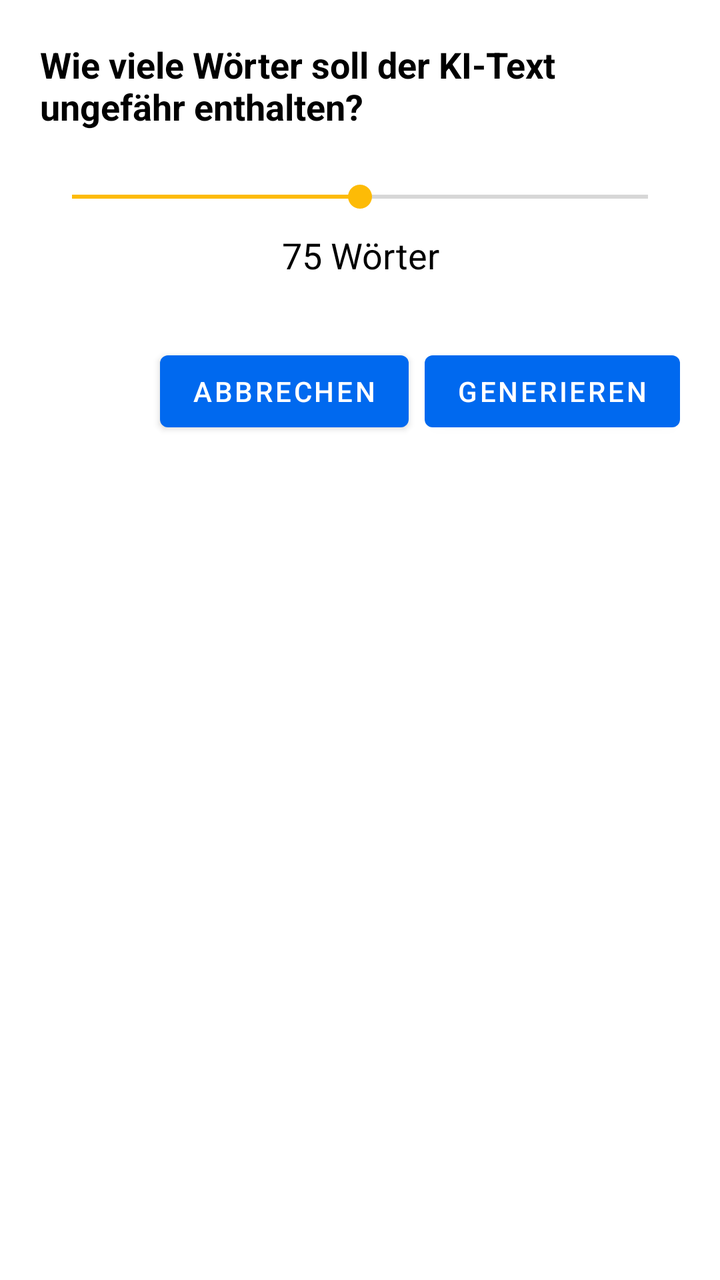
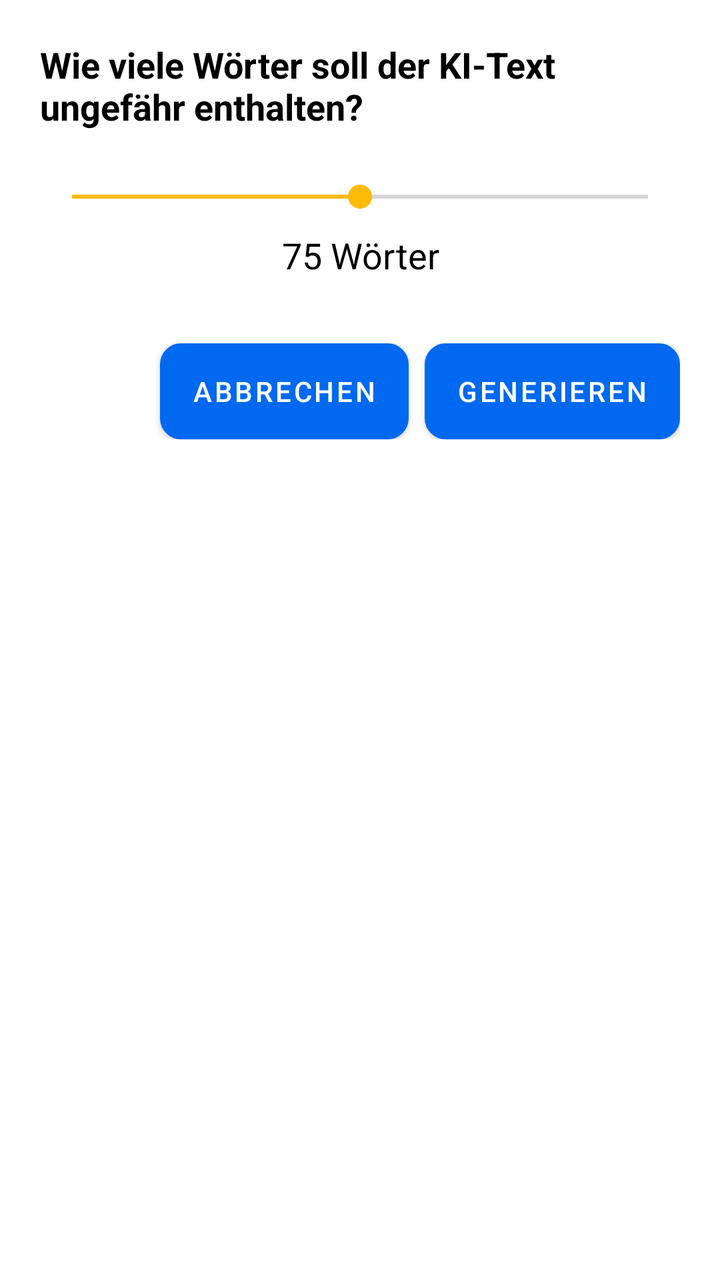

Before-and-after screenshots of an Android layout around one commit, followed by the original layout XML and the change that was made.
<!-- AndroidManifest.xml: application theme Theme.Kennzeichenerkennung -->
<!-- res/layout/dialog_wordcount_picker.xml -->
<?xml version="1.0" encoding="utf-8"?>
<LinearLayout xmlns:android="http://schemas.android.com/apk/res/android"
    android:id="@+id/dialog_root"
    android:layout_width="match_parent"
    android:layout_height="wrap_content"
    android:background="@drawable/dialog_background"
    android:orientation="vertical"
    android:padding="20dp">

    <TextView
        android:id="@+id/dialog_title"
        android:layout_width="match_parent"
        android:layout_height="wrap_content"
        android:paddingBottom="24dp"
        android:text="Wie viele Wörter soll der KI-Text ungefähr enthalten?"
        android:textAppearance="?android:attr/textAppearanceMedium"
        android:textColor="?attr/colorTextNormal"
        android:textStyle="bold" />

    <SeekBar
        android:id="@+id/wordcount_slider"
        android:layout_width="match_parent"
        android:layout_height="wrap_content"
        android:max="4"
        android:progress="2" />

    <TextView
        android:id="@+id/wordcount_display"
        android:layout_width="match_parent"
        android:layout_height="wrap_content"
        android:gravity="center_horizontal"
        android:paddingTop="8dp"
        android:text="75 Wörter"
        android:textSize="18sp"
        android:textColor="?attr/colorTextNormal" />

    <LinearLayout
        android:layout_width="match_parent"
        android:layout_height="wrap_content"
        android:layout_marginTop="32dp"
        android:gravity="end"
        android:orientation="horizontal">

        <Button
            android:id="@+id/cancel_button"
            android:layout_width="wrap_content"
            android:layout_height="wrap_content"
            android:text="Abbrechen"
            android:textColor="@color/white" />

        <Button
            android:id="@+id/generate_button"
            android:layout_width="wrap_content"
            android:layout_height="wrap_content"
            android:layout_marginStart="8dp"
            android:text="Generieren"
            android:textColor="@color/white" />
    </LinearLayout>
</LinearLayout>
<!-- resources referenced by this layout -->
<resources>
  <color name="white">#FFFFFFFF</color>
  <!-- drawable dialog_background (drawable) -->
  <shape xmlns:android="http://schemas.android.com/apk/res/android" android:shape="rectangle">
      <solid android:color="?attr/dialog_background"/> 
      <corners android:radius="28dp" />
      <padding
          android:bottom="4dp"
          android:left="8dp"
          android:right="8dp"
          android:top="4dp" />
  </shape>
  <style name="Theme.Kennzeichenerkennung" parent="Theme.MaterialComponents.DayNight.DarkActionBar">
          
          <item name="colorPrimary">@color/blue_500</item>
          <item name="colorPrimaryVariant">@color/blue_700</item>
          <item name="colorOnPrimary">@color/white</item>
          
          <item name="colorSecondary">@color/yellow</item>
          <item name="colorSecondaryVariant">@color/yellow</item>
          <item name="colorOnSecondary">@color/textlight</item>
          
          <item name="android:statusBarColor">?attr/colorPrimaryVariant</item>
          
          <item name="colorTextNormal">@color/black</item>
          <item name="blueText">@color/blue_700</item>
          <item name="dialog_background">@color/white</item>
          <item name="greyslider">#DEDEDE</item>
          <item name="backcolor">#FDFDFD</item>
          
      </style>
  <color name="blue_500">#0069EF</color>
  <color name="blue_700">#0069EF</color>
  <color name="yellow">#FDBB06</color>
  <color name="textlight">#AFAFAF</color>
  <color name="black">#FF000000</color>
</resources>

<!-- the commit's change to res/layout/dialog_wordcount_picker.xml (unified diff, before → after) -->
@@ -45,6 +45,8 @@
             android:id="@+id/cancel_button"
             android:layout_width="wrap_content"
             android:layout_height="wrap_content"
+            android:background="@drawable/edit_text_rounded_corner"
+            android:backgroundTint="@color/blue_500"
             android:text="Abbrechen"
             android:textColor="@color/white" />
 
@@ -53,6 +55,8 @@
             android:layout_width="wrap_content"
             android:layout_height="wrap_content"
             android:layout_marginStart="8dp"
+            android:background="@drawable/edit_text_rounded_corner"
+            android:backgroundTint="@color/blue_500"
             android:text="Generieren"
             android:textColor="@color/white" />
     </LinearLayout>
<!-- resource entries referenced after the edit -->
@@ -10,6 +10,14 @@
           android:left="8dp"
           android:right="8dp"
           android:top="4dp" />
+  </shape>
+  <!-- drawable edit_text_rounded_corner (drawable) -->
+  <?xml version="1.0" encoding="utf-8"?>
+  <shape android:shape="rectangle" xmlns:android="http://schemas.android.com/apk/res/android">
+  
+      <stroke android:width="1dp" android:color="@color/white"/>
+      <corners android:radius="10dp"/>
+      <solid android:color="@color/white"/>
   </shape>
   <style name="Theme.Kennzeichenerkennung" parent="Theme.MaterialComponents.DayNight.DarkActionBar">
           
@@ -29,11 +37,37 @@
           <item name="greyslider">#DEDEDE</item>
           <item name="backcolor">#FDFDFD</item>
           
+          <item name="alertDialogTheme">@style/Theme.Kennzeichenerkennung.CompactDialog</item>
       </style>
   <color name="blue_500">#0069EF</color>
   <color name="blue_700">#0069EF</color>
   <color name="yellow">#FDBB06</color>
   <color name="textlight">#AFAFAF</color>
   <color name="black">#FF000000</color>
+  <style name="Theme.Kennzeichenerkennung.CompactDialog" parent="Theme.MaterialComponents.Dialog">
+          
+          <item name="android:windowBackground">@drawable/dialog_background</item>
+          
+          <item name="android:windowIsFloating">true</item>
+          
+          <item name="android:backgroundDimEnabled">true</item>
+  
+          <item name="colorPrimary">@color/blue_500</item>
+          <item name="colorPrimaryVariant">@color/blue_700</item>
+          <item name="colorOnPrimary">@color/white</item>
+          
+          <item name="colorSecondary">@color/yellow</item>
+          <item name="colorSecondaryVariant">@color/yellow</item>
+          <item name="colorOnSecondary">@color/textlight</item>
+          
+          <item name="android:statusBarColor">?attr/colorPrimaryVariant</item>
+          
+          <item name="colorTextNormal">@color/black</item>
+          <item name="dialog_background">@color/white</item>
+          <item name="greyslider">#DEDEDE</item>
+          <item name="backcolor">#FDFDFD</item>
+          <item name="android:textColor">?attr/colorTextNormal</item>
+          <item name="android:textColorPrimary">?attr/colorTextNormal</item>
+      </style>
 </resources>
 
